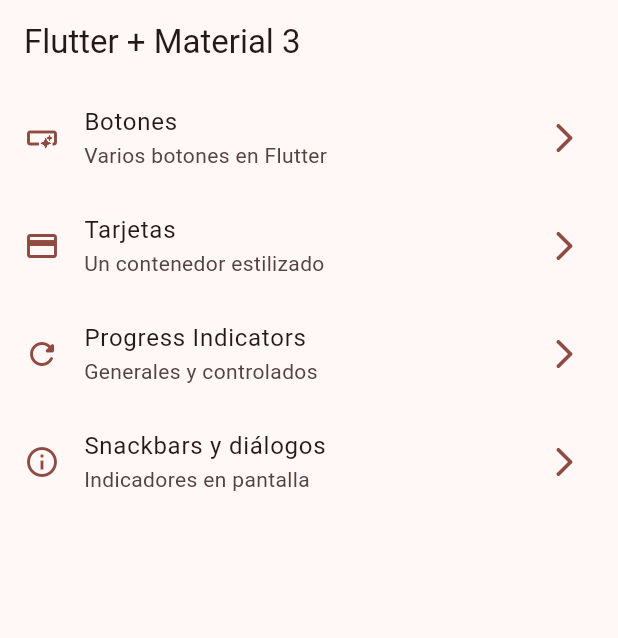
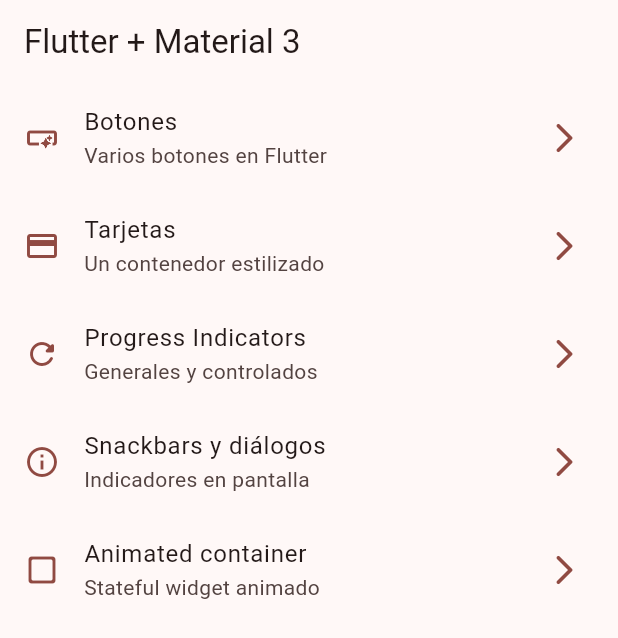
Before and after one commit to RichiiiRFC/widgets_app, a Flutter app: the screen it shows after launch, on a phone screen of 412 x 824 dp. Shown: the top 638 px of the screen. Run offline on Flutter 3.47's test engine with Material 3 defaults, Android fonts, the phone set to English and light mode, and no system bars; our stand-ins replace go_router.

Commit message:
animated container terminado

```diff
--- a/lib/config/menu/menu_items.dart
+++ b/lib/config/menu/menu_items.dart
@@ -46,5 +46,12 @@ const appMenuItems = <MenuItem>[
       icon: Icons.info_outline
   ),
 
+  MenuItem(
+      title: 'Animated container',
+      subTitle: 'Stateful widget animado',
+      link: '/animated',
+      icon: Icons.check_box_outline_blank_rounded
+  ),
+
 
 ];
--- a/lib/config/router/app_router.dart
+++ b/lib/config/router/app_router.dart
@@ -37,5 +37,11 @@ final appRouter = GoRouter(
       name: SnackbarScreen.name,
       builder: (context, state) => SnackbarScreen(),
     ),
+
+    GoRoute(
+      path: '/animated',
+      name: AnimatedScreen.name,
+      builder: (context, state) => AnimatedScreen(),
+    ),
   ],
 );
```
Also changed, not shown: lib/presentation/screens/animated/animated_screen.dart (+59 -2 lines).
